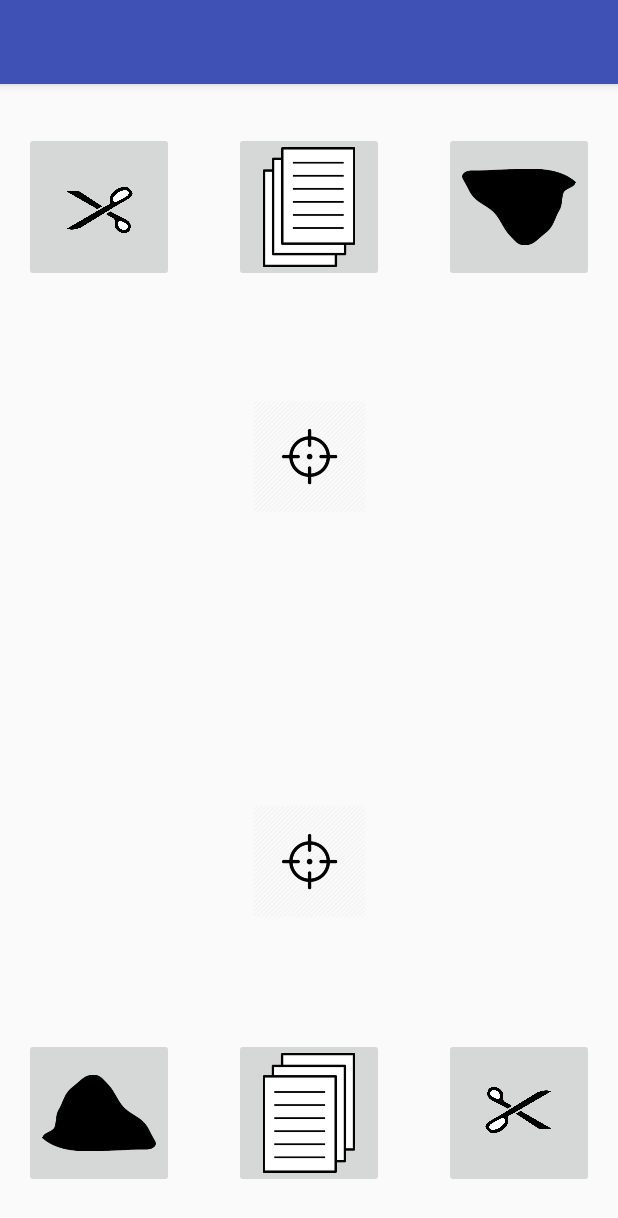
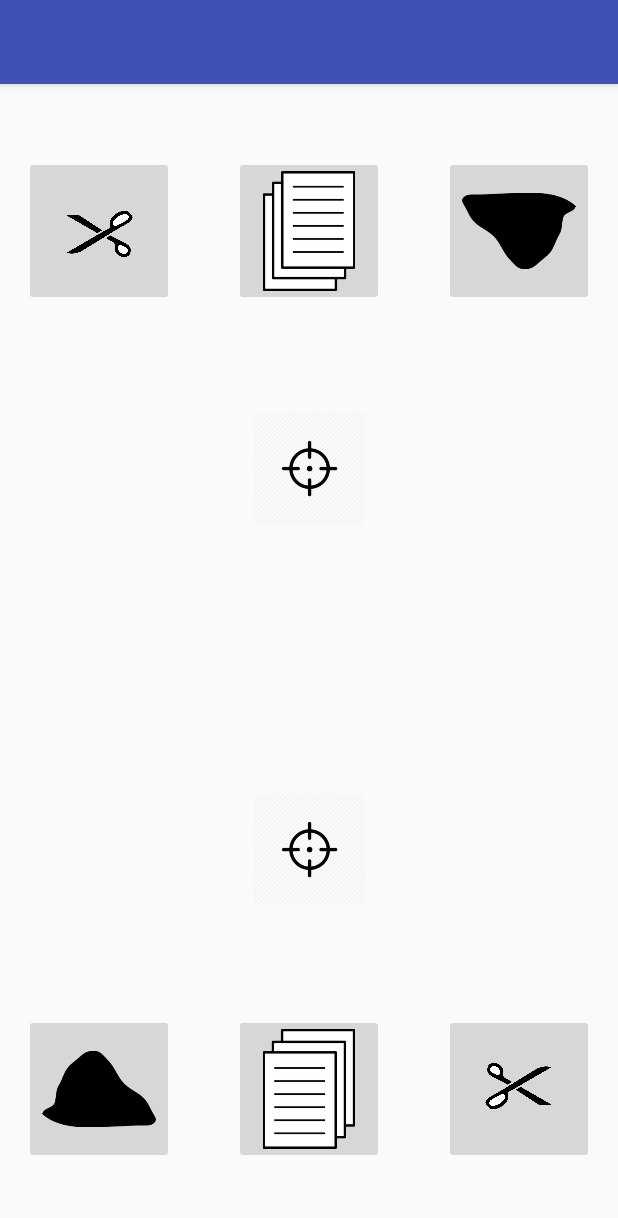
Before and after one commit to NikhilAPatel/RPS, an Android app: the screen it shows after launch (MainActivity), on a phone screen of 412 x 824 dp. Shown: the top 1218 px of the screen. Run offline under Robolectric (Android 15) with nearby library versions, the phone set to English and light mode, and no system bars.

Commit message:
Made scores easier to read
Mad it so the scores are bigger and there is less space between the buttons and the shoot image

```diff
--- a/app/src/main/res/layout/game_activity.xml
+++ b/app/src/main/res/layout/game_activity.xml
@@ -1,4 +1,6 @@
 <?xml version="1.0" encoding="utf-8"?>
+
+
 <android.support.constraint.ConstraintLayout xmlns:android="http://schemas.android.com/apk/res/android"
     xmlns:app="http://schemas.android.com/apk/res-auto"
     xmlns:tools="http://schemas.android.com/tools"
@@ -13,7 +15,7 @@
         android:layout_height="100dp"
         android:layout_marginEnd="16dp"
         android:layout_marginStart="16dp"
-        android:layout_marginTop="32dp"
+        android:layout_marginTop="48dp"
         android:rotation="180"
         android:scaleType="fitCenter"
         app:layout_constraintEnd_toStartOf="@+id/p2rockButton"
@@ -76,7 +78,7 @@
         android:id="@+id/p1paperButton"
         android:layout_width="100dp"
         android:layout_height="100dp"
-        android:layout_marginBottom="32dp"
+        android:layout_marginBottom="48dp"
         android:layout_marginEnd="16dp"
         android:layout_marginStart="16dp"
         android:scaleType="fitCenter"
@@ -90,7 +92,7 @@
         android:layout_width="100dp"
         android:layout_height="100dp"
         android:layout_marginStart="16dp"
-        android:layout_marginTop="32dp"
+        android:layout_marginTop="48dp"
         android:rotation="180"
         android:scaleType="fitCenter"
         app:layout_constraintStart_toStartOf="parent"
@@ -102,7 +104,7 @@
         android:layout_width="100dp"
         android:layout_height="100dp"
         android:layout_marginEnd="16dp"
-        android:layout_marginTop="32dp"
+        android:layout_marginTop="48dp"
         android:rotation="180"
         android:scaleType="fitCenter"
         app:layout_constraintEnd_toEndOf="parent"
@@ -113,7 +115,7 @@
         android:id="@+id/p1rockButton"
         android:layout_width="100dp"
         android:layout_height="100dp"
-        android:layout_marginBottom="32dp"
+        android:layout_marginBottom="48dp"
         android:layout_marginStart="16dp"
         android:scaleType="fitCenter"
         app:layout_constraintBottom_toBottomOf="parent"
@@ -124,7 +126,7 @@
         android:id="@+id/p1scissorButton"
         android:layout_width="100dp"
         android:layout_height="100dp"
-        android:layout_marginBottom="32dp"
+        android:layout_marginBottom="48dp"
         android:layout_marginEnd="16dp"
         android:scaleType="fitCenter"
         app:layout_constraintBottom_toBottomOf="parent"
@@ -134,13 +136,15 @@
     <TextView
         android:id="@+id/p2score"
         android:layout_width="0dp"
-        android:layout_height="20dp"
+        android:layout_height="wrap_content"
         android:layout_marginBottom="4dp"
         android:layout_marginEnd="16dp"
         android:layout_marginStart="16dp"
         android:layout_marginTop="4dp"
+        android:fontFamily="cursive"
         android:rotation="180"
         android:textAlignment="center"
+        android:textSize="36sp"
         app:layout_constraintBottom_toTopOf="@+id/p2paperButton"
         app:layout_constraintEnd_toEndOf="parent"
         app:layout_constraintStart_toStartOf="parent"
@@ -154,7 +158,9 @@
         android:layout_marginEnd="16dp"
         android:layout_marginStart="16dp"
         android:layout_marginTop="4dp"
+        android:fontFamily="cursive"
         android:textAlignment="center"
+        android:textSize="36sp"
         app:layout_constraintBottom_toBottomOf="parent"
         app:layout_constraintEnd_toEndOf="parent"
         app:layout_constraintStart_toStartOf="parent"
```
